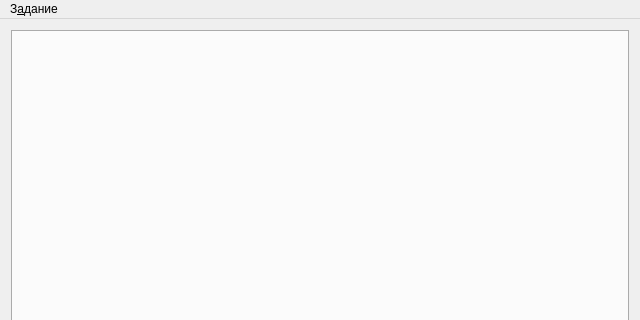
Above: gui/mainwindow.ui from alirzaev/dispatcher before the change; both pictures show x 0 to 640 and y 0 to 320 of the 640 by 480 pixel window. Below: the same form after it.
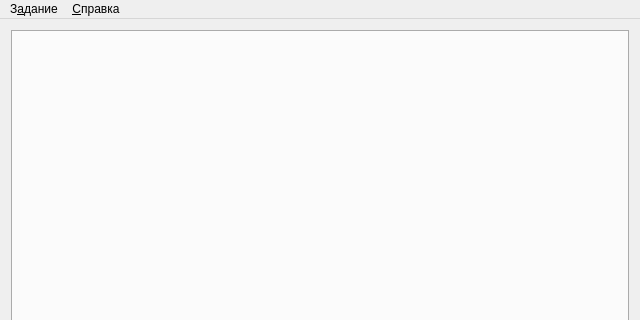
That is the form after the change.

Commit message: Добавил пункт меню "Справка" -> "О программе"

What changed in the file:
```diff
--- a/gui/mainwindow.ui
+++ b/gui/mainwindow.ui
@@ -50,7 +50,14 @@
     <addaction name="separator"/>
     <addaction name="actionQuit"/>
    </widget>
+   <widget class="QMenu" name="menuHelp">
+    <property name="title">
+     <string>&amp;Справка</string>
+    </property>
+    <addaction name="actionAbout"/>
+   </widget>
    <addaction name="menu"/>
+   <addaction name="menuHelp"/>
   </widget>
   <widget class="QStatusBar" name="statusBar"/>
   <action name="actionOpenTask">
```
Left out of the diff: 8 changed lines with no effect on the pictures. The commit also changes 6 other files.
